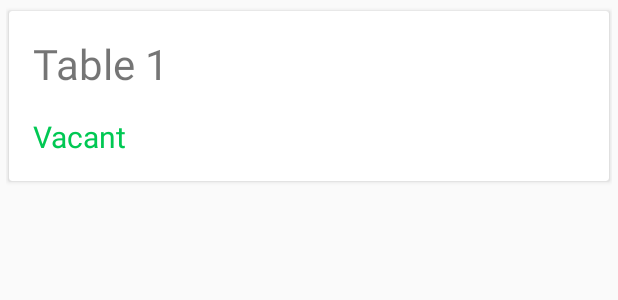
After one commit to offvanHooijdonk/caffee-nts-android, an Android app: the layout item_table.xml on its own in the app's theme, with its tools: preview values and no code run, on a phone screen of 412 x 824 dp. The commit adds this screen. Shown: the top 300 px of the screen. Run offline under Robolectric (Android 15) with nearby library versions, the phone set to English and light mode, and no system bars.

Commit message:
Added Table activity - in progress

```diff
--- a/app/src/main/AndroidManifest.xml
+++ b/app/src/main/AndroidManifest.xml
@@ -34,6 +34,7 @@
                 <category android:name="android.intent.category.PREFERENCE" />
             </intent-filter>
         </activity>
+        <activity android:name=".presentation.ui.tables.TablesActivity" />
     </application>
 
 </manifest>
--- /dev/null
+++ b/app/src/main/res/layout/item_table.xml
@@ -0,0 +1,47 @@
+<?xml version="1.0" encoding="utf-8"?>
+<FrameLayout xmlns:android="http://schemas.android.com/apk/res/android"
+    xmlns:app="http://schemas.android.com/apk/res-auto"
+    android:layout_width="match_parent"
+    android:layout_height="wrap_content"
+    android:padding="@dimen/card_outer_padding">
+
+    <android.support.v7.widget.CardView
+        android:layout_width="match_parent"
+        android:layout_height="wrap_content"
+        app:cardCornerRadius="@dimen/cardview_default_radius"
+        app:cardElevation="@dimen/cardview_default_elevation"
+        app:cardPreventCornerOverlap="false"
+        app:cardUseCompatPadding="true">
+
+        <RelativeLayout
+            android:id="@+id/cardRoot"
+            android:layout_width="match_parent"
+            android:layout_height="wrap_content"
+            android:background="?android:selectableItemBackground"
+            android:paddingBottom="@dimen/item_padding_v"
+            android:paddingEnd="@dimen/item_padding_h"
+            android:paddingStart="@dimen/item_padding_h"
+            android:paddingTop="@dimen/item_padding_v">
+
+            <TextView
+                android:id="@+id/txtTableName"
+                android:layout_width="wrap_content"
+                android:layout_height="wrap_content"
+                android:text="@string/fish_table_name"
+                android:textSize="28sp" />
+
+            <TextView
+                android:id="@+id/txtTableStatus"
+                android:layout_width="wrap_content"
+                android:layout_height="wrap_content"
+                android:layout_below="@id/txtTableName"
+                android:layout_marginTop="@dimen/item_padding_v"
+                android:textColor="@color/md_green_A700"
+                android:textSize="20sp"
+                android:text="Vacant"/>
+
+        </RelativeLayout>
+    </android.support.v7.widget.CardView>
+
+
+</FrameLayout>
--- a/app/src/main/res/values/strings.xml
+++ b/app/src/main/res/values/strings.xml
@@ -3,6 +3,7 @@
     <string name="fish_user_names">Firstname Lastname</string>
     <string name="dialog_password_title">Input Password</string>
     <string name="fish_hall_name">Bowling Hall</string>
+    <string name="fish_table_name">Table 1</string>
 
     <string name="label_halls">Halls</string>
 
```
Also changed, not shown: app/src/main/java/by/nts/cafe/app/model/TableModel.java (added, +64 -0 lines), app/src/main/java/by/nts/cafe/app/presentation/ui/tables/TablesActivity.java (added, +53 -0 lines), app/src/main/java/by/nts/cafe/app/presentation/ui/tables/TablesAdapter.java (added, +52 -0 lines), app/src/main/res/layout/activity_tables.xml (added, +18 -0 lines).
